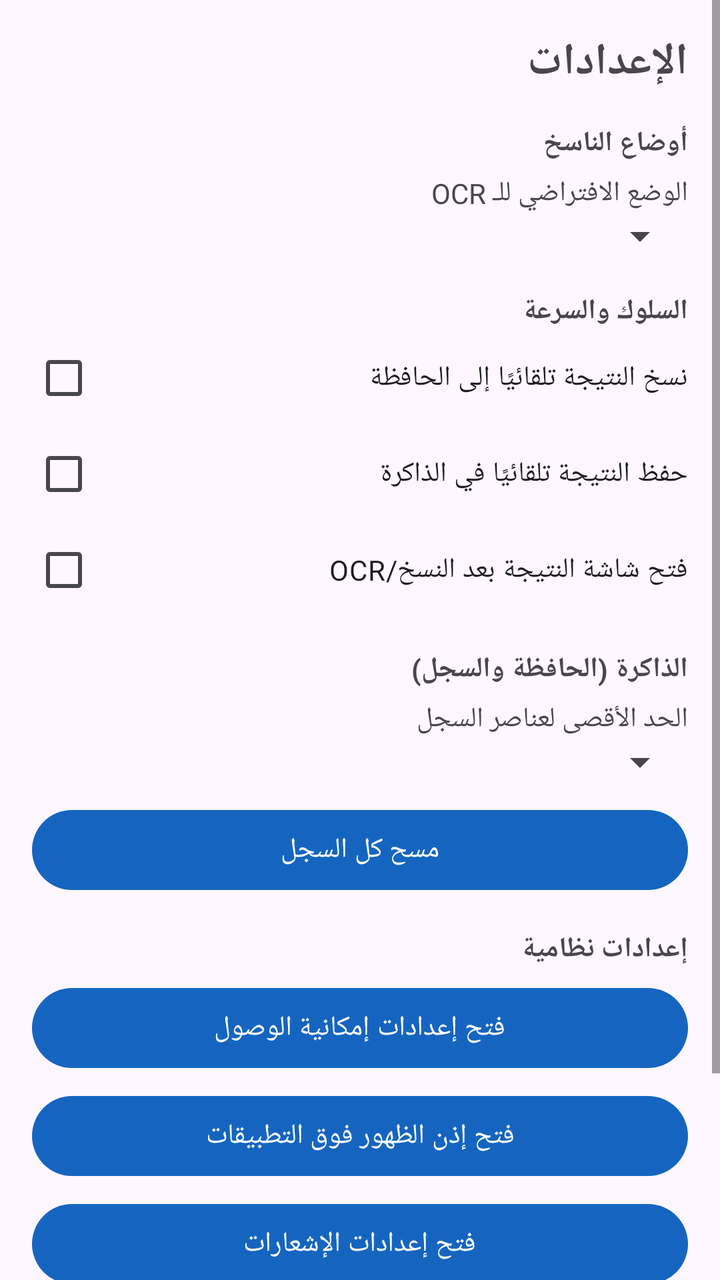
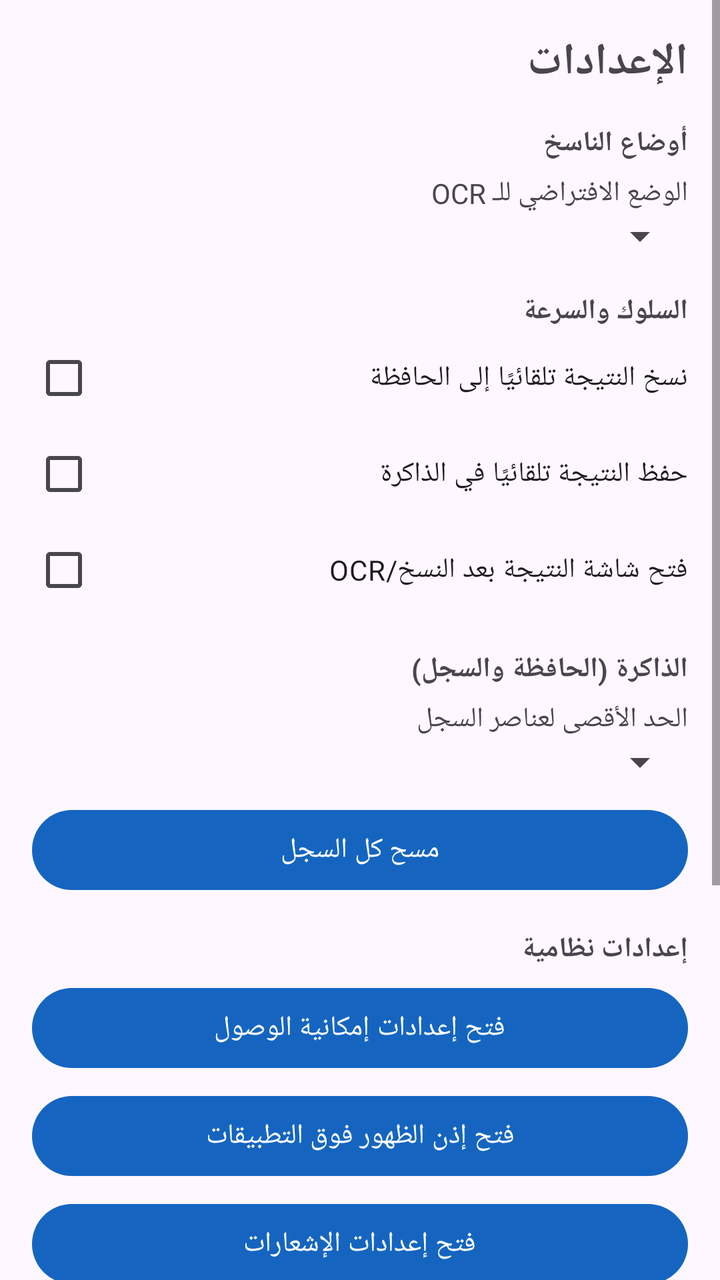

Screens rendered from an Android XML layout before and after an edit, with the pre-edit source and the edit as a unified diff.
<!-- AndroidManifest.xml: application theme Theme.UniversalCopier -->
<!-- res/layout/activity_settings.xml -->
<?xml version="1.0" encoding="utf-8"?>
<ScrollView xmlns:android="http://schemas.android.com/apk/res/android"
    android:layout_width="match_parent"
    android:layout_height="match_parent">

    <LinearLayout
        android:layout_width="match_parent"
        android:layout_height="wrap_content"
        android:orientation="vertical"
        android:padding="16dp">

        <TextView
            android:layout_width="match_parent"
            android:layout_height="wrap_content"
            android:text="@string/settings_title"
            android:textSize="22sp"
            android:textStyle="bold"
            android:paddingBottom="12dp" />

        <TextView
            android:layout_width="match_parent"
            android:layout_height="wrap_content"
            android:text="@string/settings_section_modes"
            android:textStyle="bold"
            android:paddingTop="4dp" />

        <TextView
            android:layout_width="match_parent"
            android:layout_height="wrap_content"
            android:text="@string/settings_default_mode"
            android:paddingTop="6dp" />

        <Spinner
            android:id="@+id/defaultModeSpinner"
            android:layout_width="match_parent"
            android:layout_height="wrap_content"
            android:layout_marginBottom="8dp" />

        <TextView
            android:layout_width="match_parent"
            android:layout_height="wrap_content"
            android:text="@string/settings_section_behavior"
            android:textStyle="bold"
            android:paddingTop="8dp" />

        <CheckBox
            android:id="@+id/cbAutoCopy"
            android:layout_width="match_parent"
            android:layout_height="wrap_content"
            android:text="@string/settings_auto_copy" />

        <CheckBox
            android:id="@+id/cbAutoSave"
            android:layout_width="match_parent"
            android:layout_height="wrap_content"
            android:text="@string/settings_auto_save" />

        <CheckBox
            android:id="@+id/cbOpenResult"
            android:layout_width="match_parent"
            android:layout_height="wrap_content"
            android:text="@string/settings_open_result"
            android:layout_marginBottom="8dp" />

        <TextView
            android:layout_width="match_parent"
            android:layout_height="wrap_content"
            android:text="@string/settings_section_memory"
            android:textStyle="bold"
            android:paddingTop="8dp" />

        <TextView
            android:layout_width="match_parent"
            android:layout_height="wrap_content"
            android:text="@string/settings_history_limit"
            android:paddingTop="6dp" />

        <Spinner
            android:id="@+id/historyLimitSpinner"
            android:layout_width="match_parent"
            android:layout_height="wrap_content"
            android:layout_marginBottom="8dp" />

        <Button
            android:id="@+id/btnClearHistory"
            android:layout_width="match_parent"
            android:layout_height="wrap_content"
            android:text="@string/settings_clear_all"
            android:layout_marginBottom="8dp" />

        <TextView
            android:layout_width="match_parent"
            android:layout_height="wrap_content"
            android:text="@string/settings_section_system"
            android:textStyle="bold"
            android:paddingTop="8dp" />

        <Button
            android:id="@+id/btnSysAccessibility"
            android:layout_width="match_parent"
            android:layout_height="wrap_content"
            android:text="@string/settings_open_accessibility"
            android:layout_marginTop="6dp" />

        <Button
            android:id="@+id/btnSysOverlay"
            android:layout_width="match_parent"
            android:layout_height="wrap_content"
            android:text="@string/settings_open_overlay"
            android:layout_marginTop="6dp" />

        <Button
            android:id="@+id/btnSysNotifications"
            android:layout_width="match_parent"
            android:layout_height="wrap_content"
            android:text="@string/settings_open_notifications"
            android:layout_marginTop="6dp" />

        <Button
            android:id="@+id/btnSysBattery"
            android:layout_width="match_parent"
            android:layout_height="wrap_content"
            android:text="@string/settings_open_battery"
            android:layout_marginTop="6dp"
            android:layout_marginBottom="12dp" />

        <TextView
            android:layout_width="match_parent"
            android:layout_height="wrap_content"
            android:text="@string/settings_about"
            android:textSize="13sp" />

    </LinearLayout>
</ScrollView>
<!-- resources referenced by this layout -->
<resources>
  <string name="settings_about">ناسخ شامل - نسخ نصوص الواجهة وOCR أوفلاين متعدد الأوضاع مع حافظة سريعة وذاكرة قوية.</string>
  <string name="settings_auto_copy">نسخ النتيجة تلقائيًا إلى الحافظة</string>
  <string name="settings_auto_save">حفظ النتيجة تلقائيًا في الذاكرة</string>
  <string name="settings_clear_all">مسح كل السجل</string>
  <string name="settings_default_mode">الوضع الافتراضي للـ OCR</string>
  <string name="settings_history_limit">الحد الأقصى لعناصر السجل</string>
  <string name="settings_open_accessibility">فتح إعدادات إمكانية الوصول</string>
  <string name="settings_open_battery">فتح تحسين البطارية</string>
  <string name="settings_open_notifications">فتح إعدادات الإشعارات</string>
  <string name="settings_open_overlay">فتح إذن الظهور فوق التطبيقات</string>
  <string name="settings_open_result">فتح شاشة النتيجة بعد النسخ/OCR</string>
  <string name="settings_section_behavior">السلوك والسرعة</string>
  <string name="settings_section_memory">الذاكرة (الحافظة والسجل)</string>
  <string name="settings_section_modes">أوضاع الناسخ</string>
  <string name="settings_section_system">إعدادات نظامية</string>
  <string name="settings_title">الإعدادات</string>
  <style name="Theme.UniversalCopier" parent="Theme.Material3.DayNight.NoActionBar">
          <item name="colorPrimary">#1565C0</item>
          <item name="colorPrimaryVariant">#0D47A1</item>
          <item name="colorOnPrimary">#FFFFFF</item>
          <item name="android:statusBarColor" tools:targetApi="l">?attr/colorPrimaryVariant</item>
      </style>
</resources>

<!-- the commit's change to res/layout/activity_settings.xml (unified diff, before → after) -->
@@ -127,8 +127,62 @@
         <TextView
             android:layout_width="match_parent"
             android:layout_height="wrap_content"
-            android:text="@string/settings_about"
-            android:textSize="13sp" />
+            android:text="@string/about_title"
+            android:textStyle="bold"
+            android:textSize="16sp"
+            android:paddingTop="8dp"
+            android:paddingBottom="4dp" />
+
+        <TextView
+            android:layout_width="match_parent"
+            android:layout_height="wrap_content"
+            android:text="@string/about_desc"
+            android:textSize="13sp"
+            android:paddingBottom="4dp" />
+
+        <TextView
+            android:layout_width="match_parent"
+            android:layout_height="wrap_content"
+            android:text="@string/about_developer"
+            android:textSize="13sp"
+            android:paddingBottom="2dp" />
+
+        <TextView
+            android:layout_width="match_parent"
+            android:layout_height="wrap_content"
+            android:text="@string/about_rights"
+            android:textSize="13sp"
+            android:paddingBottom="6dp" />
+
+        <TextView
+            android:id="@+id/aboutSite"
+            android:layout_width="match_parent"
+            android:layout_height="wrap_content"
+            android:text="@string/about_site"
+            android:autoLink="web"
+            android:linksClickable="true"
+            android:textSize="13sp"
+            android:paddingBottom="2dp" />
+
+        <TextView
+            android:id="@+id/aboutYoutube"
+            android:layout_width="match_parent"
+            android:layout_height="wrap_content"
+            android:text="@string/about_youtube"
+            android:autoLink="web"
+            android:linksClickable="true"
+            android:textSize="13sp"
+            android:paddingBottom="2dp" />
+
+        <TextView
+            android:id="@+id/aboutTelegram"
+            android:layout_width="match_parent"
+            android:layout_height="wrap_content"
+            android:text="@string/about_telegram"
+            android:autoLink="web"
+            android:linksClickable="true"
+            android:textSize="13sp"
+            android:paddingBottom="8dp" />
 
     </LinearLayout>
 </ScrollView>
<!-- resource entries referenced after the edit -->
@@ -1,6 +1,12 @@
 <!-- resources referenced by this layout -->
 <resources>
-  <string name="settings_about">ناسخ شامل - نسخ نصوص الواجهة وOCR أوفلاين متعدد الأوضاع مع حافظة سريعة وذاكرة قوية.</string>
+  <string name="about_desc">ناسخ شامل لنسخ نصوص واجهة التطبيقات وقراءة النص من الصور (OCR) مع حافظة سريعة وسجل.</string>
+  <string name="about_developer">المطور: يحيى الحمزة (Yahya Tech)</string>
+  <string name="about_rights">جميع الحقوق محفوظة © يحيى الحمزة</string>
+  <string name="about_site">الموقع: https://ehea1973com-star.github.io/</string>
+  <string name="about_telegram">تيليجرام: https://t.me/ehea1973hmza</string>
+  <string name="about_title">عن المطور والحقوق</string>
+  <string name="about_youtube">يوتيوب: https://youtube.com/channel/UCmChpVHGV74adiyqncSyocg</string>
   <string name="settings_auto_copy">نسخ النتيجة تلقائيًا إلى الحافظة</string>
   <string name="settings_auto_save">حفظ النتيجة تلقائيًا في الذاكرة</string>
   <string name="settings_clear_all">مسح كل السجل</string>
